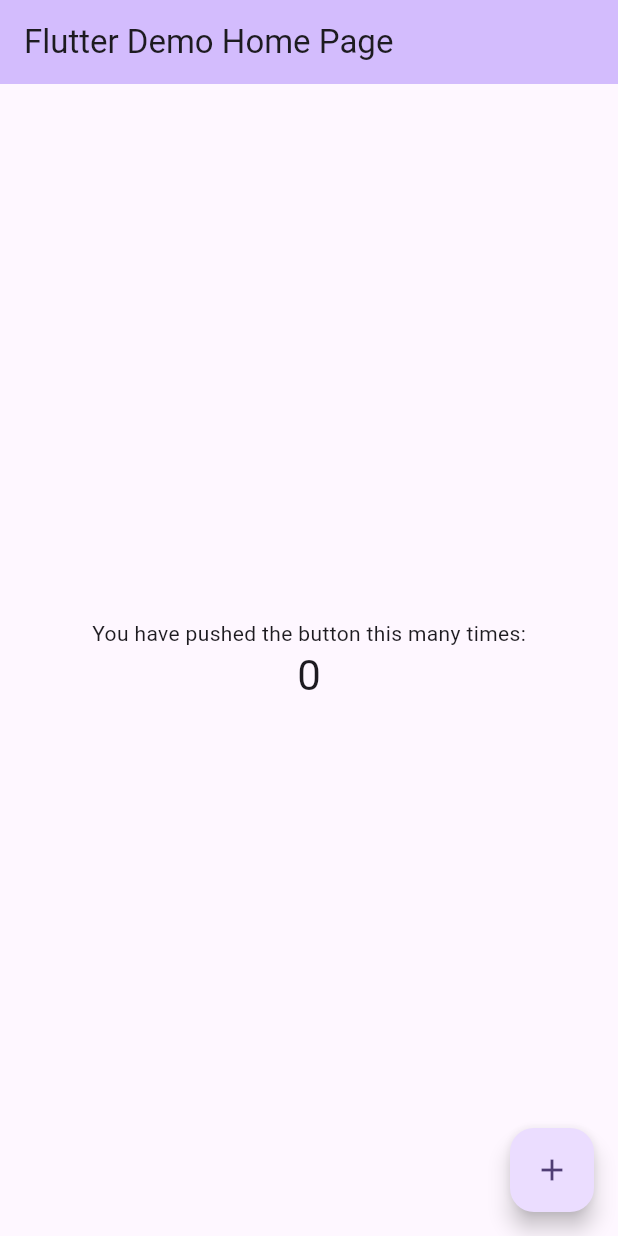
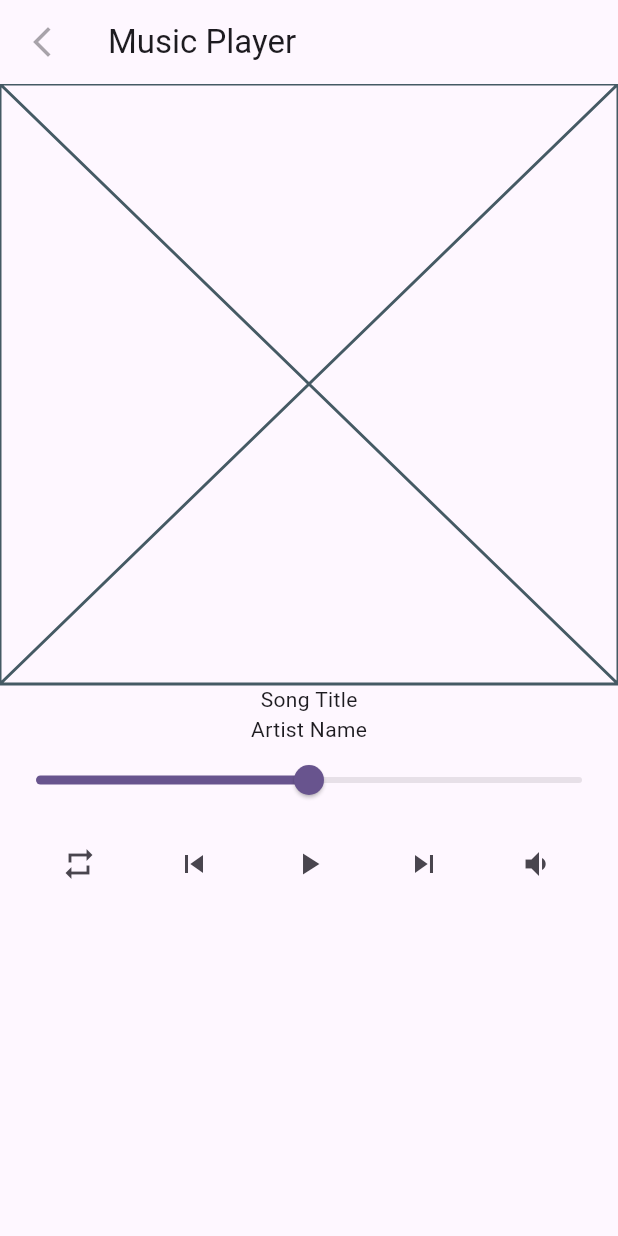
Before and after one commit to Himanshu0307/Music-Player-Project, a Flutter app: the screen it shows after launch, on a phone screen of 412 x 824 dp. Run offline on Flutter 3.47's test engine with Material 2 defaults, Android fonts, the phone set to English and light mode, and no system bars; our stand-ins replace audioplayers.

Commit message:
commit basic layout ready

```diff
--- /dev/null
+++ b/lib/Music Player/musicplayer.dart
@@ -0,0 +1,78 @@
+import 'package:audioplayers/audioplayers.dart';
+import 'package:flutter/material.dart';
+
+class MusicPlayer extends StatefulWidget {
+  @override
+  _MusicPlayerState createState() => _MusicPlayerState();
+}
+
+class _MusicPlayerState extends State<MusicPlayer> {
+  final url = "http://mediaserv30.live-streams.nl:8088/live";
+  final player = AudioPlayer();
+
+  @override
+   void  initState() {
+    // TODO: implement initState
+    super.initState();
+    player.setSourceUrl(url);
+
+
+  }
+
+  @override
+  Widget build(BuildContext context) {
+    return Scaffold(
+      appBar: AppBar(
+        title: Text('Music Player'),
+        leading: IconButton(
+            onPressed: null, icon: Icon(Icons.arrow_back_ios_new_sharp)),
+      ),
+      body: Column(
+        children: <Widget>[
+          // Album art
+          Placeholder(),
+
+          // Song title
+          Text('Song Title'),
+
+          // Artist name
+          Text('Artist Name'),
+
+          Slider(
+            value: 0.5,
+            onChanged: (value) {},
+          ),
+
+          // Prev/nex butt
+          ButtonBar(
+            alignment: MainAxisAlignment.spaceEvenly,
+            children: <Widget>[
+              IconButton(
+                icon: Icon(Icons.repeat),
+                onPressed: () {},
+              ),
+              IconButton(
+                icon: Icon(Icons.skip_previous),
+                onPressed: () {},
+              ),
+              IconButton(
+                icon: Icon(Icons.play_arrow),
+                onPressed: () {},
+              ),
+              IconButton(
+                icon: Icon(Icons.skip_next),
+                onPressed: () {},
+              ),
+              IconButton(
+                icon: Icon(Icons.volume_down_alt),
+                onPressed: () {},
+              ),
+            ],
+          ),
+
+          // Seek bar
+        ],
+      ),
+    );
+  }
+}
--- a/lib/main.dart
+++ b/lib/main.dart
@@ -1,4 +1,6 @@
 import 'package:flutter/material.dart';
+import 'package:project/Login/login.dart';
+import 'package:project/Music%20Player/musicplayer.dart';
 
 void main() {
   runApp(const MyApp());
@@ -77,49 +79,7 @@ class _MyHomePageState extends State<MyHomePage> {
     // fast, so that you can just rebuild anything that needs updating rather
     // than having to individually change instances of widgets.
     return Scaffold(
-      appBar: AppBar(
-        // TRY THIS: Try changing the color here to a specific color (to
-        // Colors.amber, perhaps?) and trigger a hot reload to see the AppBar
-        // change color while the other colors stay the same.
-        backgroundColor: Theme.of(context).colorScheme.inversePrimary,
-        // Here we take the value from the MyHomePage object that was created by
-        // the App.build method, and use it to set our appbar title.
-        title: Text(widget.title),
-      ),
-      body: Center(
-        // Center is a layout widget. It takes a single child and positions it
-        // in the middle of the parent.
-        child: Column(
-          // Column is also a layout widget. It takes a list of children and
-          // arranges them vertically. By default, it sizes itself to fit its
-          // children horizontally, and tries to be as tall as its parent.
-          //
-          // Column has various properties to control how it sizes itself and
-          // how it positions its children. Here we use mainAxisAlignment to
-          // center the children vertically; the main axis here is the vertical
-          // axis because Columns are vertical (the cross axis would be
-          // horizontal).
-          //
-          // TRY THIS: Invoke "debug painting" (choose the "Toggle Debug Paint"
-          // action in the IDE, or press "p" in the console), to see the
-          // wireframe for each widget.
-          mainAxisAlignment: MainAxisAlignment.center,
-          children: <Widget>[
-            const Text(
-              'You have pushed the button this many times:',
-            ),
-            Text(
-              '$_counter',
-              style: Theme.of(context).textTheme.headlineMedium,
-            ),
-          ],
-        ),
-      ),
-      floatingActionButton: FloatingActionButton(
-        onPressed: _incrementCounter,
-        tooltip: 'Increment',
-        child: const Icon(Icons.add),
-      ), // This trailing comma makes auto-formatting nicer for build methods.
+      body: MusicPlayer(),
     );
   }
 }
--- a/pubspec.yaml
+++ b/pubspec.yaml
@@ -35,6 +35,7 @@ dependencies:
   # The following adds the Cupertino Icons font to your application.
   # Use with the CupertinoIcons class for iOS style icons.
   cupertino_icons: ^1.0.2
+  audioplayers: ^5.1.0
 
 dev_dependencies:
   flutter_test:
```
Also changed, not shown: lib/Login/login.dart (added, +57 -0 lines), lib/MainPage/MainPage.dart (added), pubspec.lock, 5 other files.
